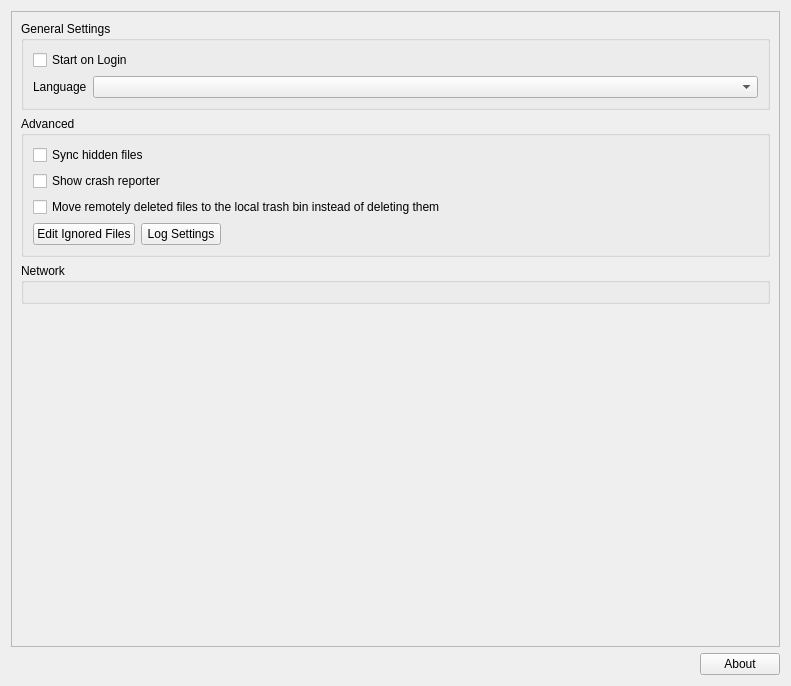
First picture: the form in src/gui/generalsettings.ui, repository opencloud-eu/desktop, before the edit.
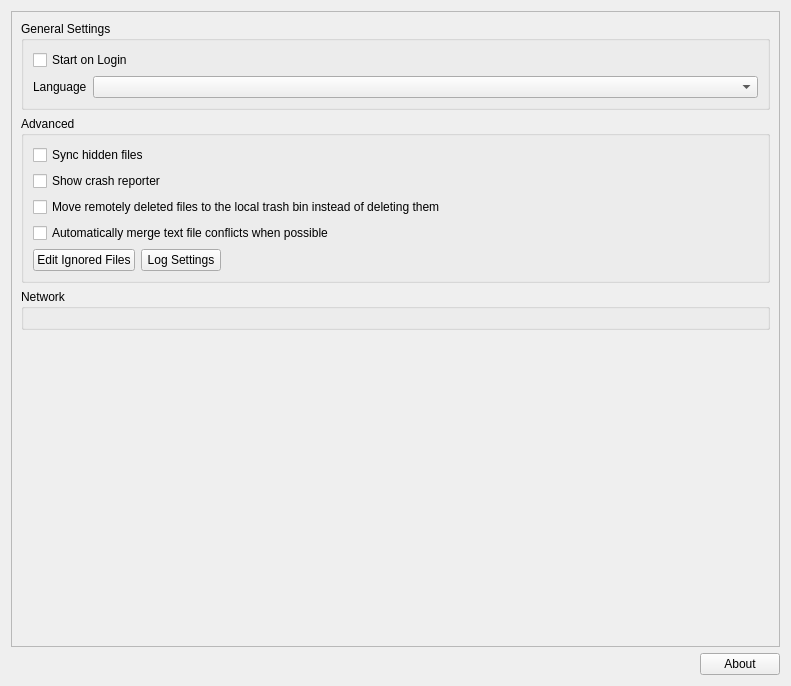
Second picture: the form after the edit. Custom widgets are drawn as their Qt base class.

Commit message: Add text conflict automerge

The edit to the form file:
```diff
--- a/src/gui/generalsettings.ui
+++ b/src/gui/generalsettings.ui
@@ -119,6 +119,13 @@
               </property>
              </widget>
             </item>
+            <item>
+             <widget class="QCheckBox" name="autoMergeTextConflictsCheckBox">
+              <property name="text">
+               <string>Automatically merge text file conflicts when possible</string>
+              </property>
+             </widget>
+            </item>
             <item>
              <layout class="QHBoxLayout" name="horizontalLayout_4">
               <item>
```
Left out of the diff: 1 changed line with no effect on the pictures. The commit also changes 26 other files.
